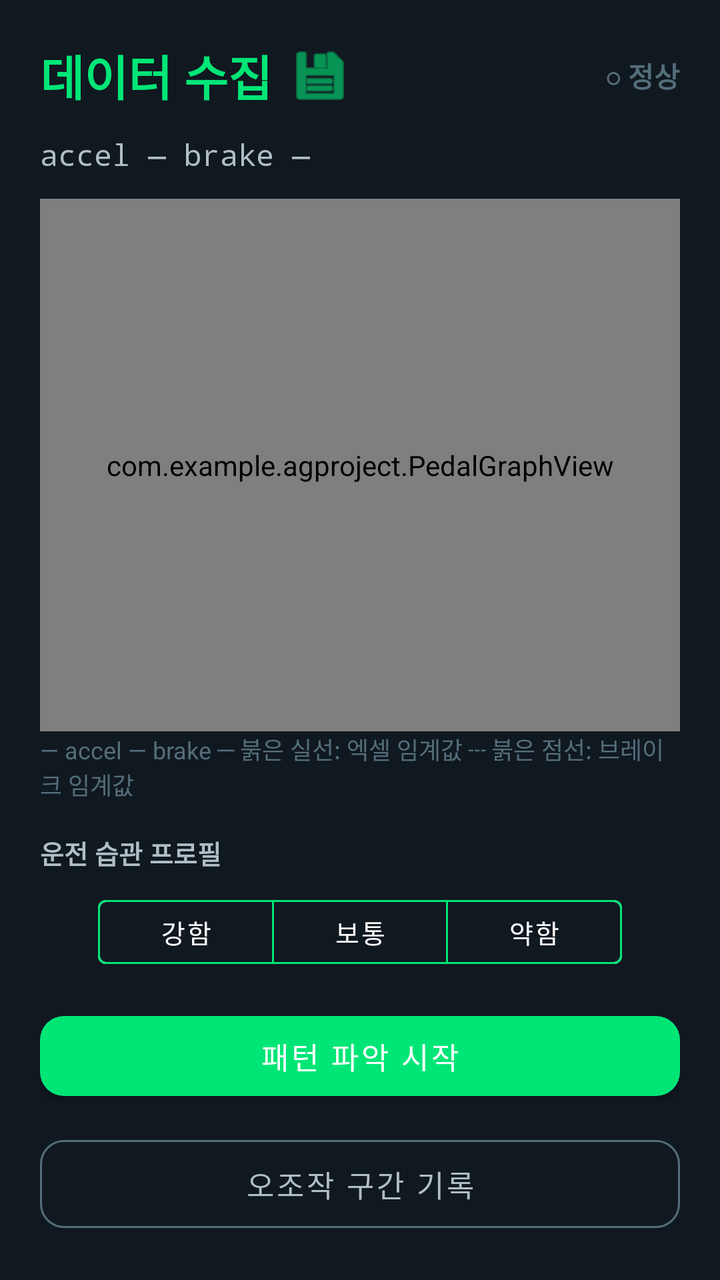
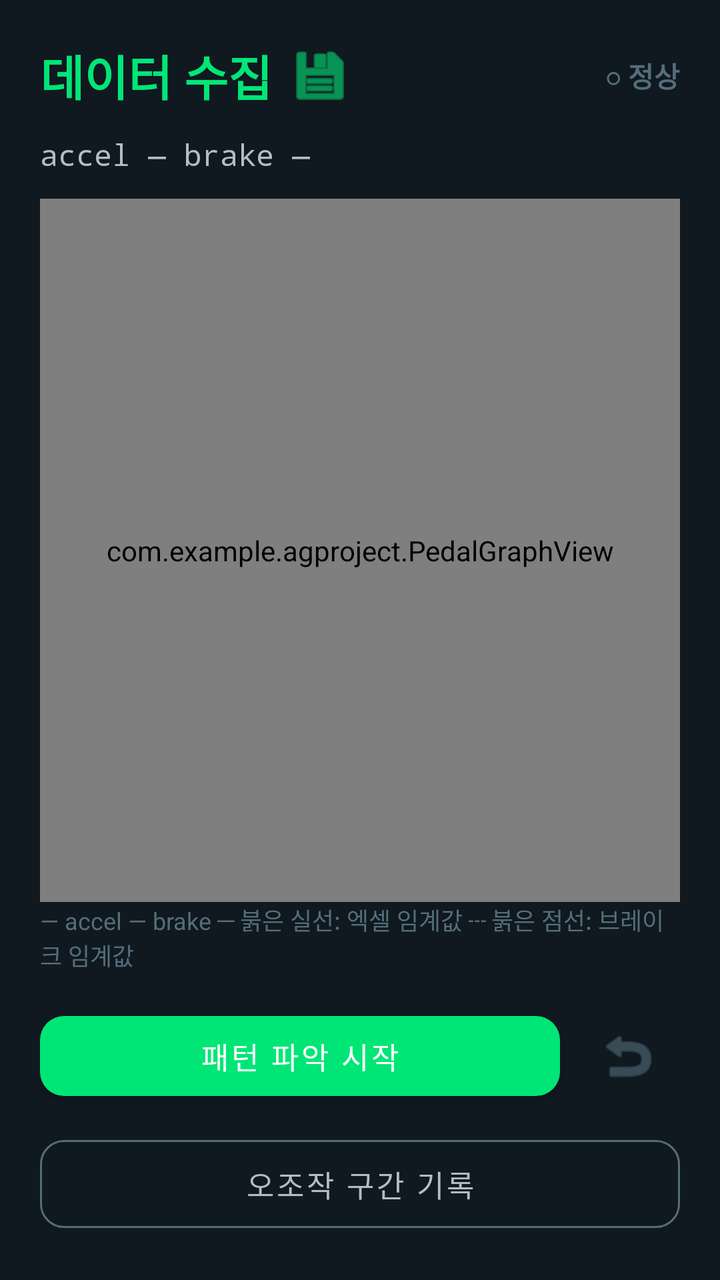

The first picture is an Android layout as it rendered before a commit; the second is the same layout after the commit. The layout source and the unified diff follow.
<!-- AndroidManifest.xml: application theme Theme.AGproject -->
<!-- res/layout/activity_data_collect.xml -->
<?xml version="1.0" encoding="utf-8"?>
<androidx.constraintlayout.widget.ConstraintLayout
    xmlns:android="http://schemas.android.com/apk/res/android"
    xmlns:app="http://schemas.android.com/apk/res-auto"
    android:layout_width="match_parent"
    android:layout_height="match_parent"
    android:background="@color/bg_dark"
    android:padding="20dp">

    <TextView
        android:id="@+id/tvCollectTitle"
        android:layout_width="wrap_content"
        android:layout_height="wrap_content"
        android:text="@string/title_data_collect"
        android:textColor="@color/accent_blue"
        android:textSize="24sp"
        android:textStyle="bold"
        app:layout_constraintTop_toTopOf="parent"
        app:layout_constraintStart_toStartOf="parent" />

    
    <ImageButton
        android:id="@+id/btnExportCsv"
        android:layout_width="32dp"
        android:layout_height="32dp"
        android:layout_marginStart="8dp"
        android:background="?attr/selectableItemBackgroundBorderless"
        android:src="@android:drawable/ic_menu_save"
        app:tint="@color/accent_blue"
        android:contentDescription="@string/desc_export_csv"
        app:layout_constraintStart_toEndOf="@id/tvCollectTitle"
        app:layout_constraintTop_toTopOf="@id/tvCollectTitle"
        app:layout_constraintBottom_toBottomOf="@id/tvCollectTitle" />

    
    <TextView
        android:id="@+id/tvLabelIndicator"
        android:layout_width="wrap_content"
        android:layout_height="wrap_content"
        android:text="@string/label_indicator_off"
        android:textColor="@color/text_hint"
        android:textSize="14sp"
        android:textStyle="bold"
        app:layout_constraintTop_toTopOf="@id/tvCollectTitle"
        app:layout_constraintBottom_toBottomOf="@id/tvCollectTitle"
        app:layout_constraintEnd_toEndOf="parent" />

    
    <TextView
        android:id="@+id/tvLiveValues"
        android:layout_width="match_parent"
        android:layout_height="wrap_content"
        android:layout_marginTop="12dp"
        android:text="@string/live_values_idle"
        android:textColor="@color/text_gray"
        android:textSize="15sp"
        android:fontFamily="monospace"
        app:layout_constraintTop_toBottomOf="@id/tvCollectTitle"
        app:layout_constraintStart_toStartOf="parent" />

    
    <com.example.agproject.PedalGraphView
        android:id="@+id/graphPedal"
        android:layout_width="match_parent"
        android:layout_height="0dp"
        android:layout_marginTop="12dp"
        android:background="@color/bg_card"
        app:layout_constraintTop_toBottomOf="@id/tvLiveValues"
        app:layout_constraintBottom_toTopOf="@id/tvLegend" />

    <TextView
        android:id="@+id/tvLegend"
        android:layout_width="match_parent"
        android:layout_height="wrap_content"
        android:layout_marginBottom="16dp"
        android:text="@string/graph_legend"
        android:textColor="@color/text_hint"
        android:textSize="12sp"
        app:layout_constraintBottom_toTopOf="@id/tvProfileLabel" />

    <TextView
        android:id="@+id/tvProfileLabel"
        android:layout_width="wrap_content"
        android:layout_height="wrap_content"
        android:layout_marginBottom="8dp"
        android:text="@string/label_profile"
        android:textColor="@color/text_gray"
        android:textSize="13sp"
        android:textStyle="bold"
        app:layout_constraintBottom_toTopOf="@id/toggleProfile"
        app:layout_constraintStart_toStartOf="parent" />

    <com.google.android.material.button.MaterialButtonToggleGroup
        android:id="@+id/toggleProfile"
        android:layout_width="wrap_content"
        android:layout_height="wrap_content"
        android:layout_marginBottom="14dp"
        app:singleSelection="true"
        app:selectionRequired="true"
        app:layout_constraintBottom_toTopOf="@id/btnCalibrate"
        app:layout_constraintStart_toStartOf="parent"
        app:layout_constraintEnd_toEndOf="parent">

        <com.google.android.material.button.MaterialButton
            android:id="@+id/btnProfileStrong"
            style="@style/Widget.MaterialComponents.Button.OutlinedButton"
            android:layout_width="wrap_content"
            android:layout_height="44dp"
            android:text="@string/profile_strong"
            android:textColor="@color/text_white"
            android:textSize="13sp"
            app:strokeColor="@color/accent_blue" />

        <com.google.android.material.button.MaterialButton
            android:id="@+id/btnProfileNormal"
            style="@style/Widget.MaterialComponents.Button.OutlinedButton"
            android:layout_width="wrap_content"
            android:layout_height="44dp"
            android:text="@string/profile_normal"
            android:textColor="@color/text_white"
            android:textSize="13sp"
            app:strokeColor="@color/accent_blue" />

        <com.google.android.material.button.MaterialButton
            android:id="@+id/btnProfileWeak"
            style="@style/Widget.MaterialComponents.Button.OutlinedButton"
            android:layout_width="wrap_content"
            android:layout_height="44dp"
            android:text="@string/profile_weak"
            android:textColor="@color/text_white"
            android:textSize="13sp"
            app:strokeColor="@color/accent_blue" />

    </com.google.android.material.button.MaterialButtonToggleGroup>

    
    <com.google.android.material.button.MaterialButton
        android:id="@+id/btnCalibrate"
        style="@style/Widget.MaterialComponents.Button"
        android:layout_width="match_parent"
        android:layout_height="52dp"
        android:layout_marginBottom="10dp"
        android:text="@string/btn_calibrate"
        android:textColor="@color/text_white"
        android:textSize="15sp"
        app:backgroundTint="@color/accent_blue"
        app:cornerRadius="12dp"
        app:layout_constraintBottom_toTopOf="@id/btnLabelMisop"
        app:layout_constraintStart_toStartOf="parent"
        app:layout_constraintEnd_toEndOf="parent" />

    <com.google.android.material.button.MaterialButton
        android:id="@+id/btnLabelMisop"
        style="@style/Widget.MaterialComponents.Button.OutlinedButton"
        android:layout_width="match_parent"
        android:layout_height="56dp"
        android:text="@string/btn_label_misop"
        android:textColor="@color/text_gray"
        android:textSize="15sp"
        app:strokeColor="@color/text_hint"
        app:cornerRadius="12dp"
        app:layout_constraintBottom_toBottomOf="parent"
        app:layout_constraintStart_toStartOf="parent"
        app:layout_constraintEnd_toEndOf="parent" />

</androidx.constraintlayout.widget.ConstraintLayout>
<!-- resources referenced by this layout -->
<resources>
  <color name="accent_blue">#00E676</color>
  <color name="bg_card">#1F2933</color>
  <color name="bg_dark">#101820</color>
  <color name="text_gray">#B0BEC5</color>
  <color name="text_hint">#546E7A</color>
  <color name="text_white">#FFFFFF</color>
  <string name="btn_calibrate">패턴 파악 시작 </string>
  <string name="btn_label_misop">오조작 구간 기록</string>
  <string name="desc_export_csv">CSV 로그 내보내기</string>
  <string name="graph_legend">— accel   — brake   ─ 붉은 실선: 엑셀 임계값   ┄ 붉은 점선: 브레이크 임계값</string>
  <string name="label_indicator_off">○ 정상</string>
  <string name="label_profile">운전 습관 프로필</string>
  <string name="live_values_idle">accel  —      brake  —</string>
  <string name="profile_normal">보통</string>
  <string name="profile_strong">강함</string>
  <string name="profile_weak">약함</string>
  <string name="title_data_collect">데이터 수집</string>
  <style name="Theme.AGproject" parent="Base.Theme.AGproject" />
  <style name="Base.Theme.AGproject" parent="Theme.Material3.DayNight.NoActionBar">
          
          
      </style>
</resources>

<!-- the commit's change to res/layout/activity_data_collect.xml (unified diff, before → after) -->
@@ -76,68 +76,13 @@
         android:text="@string/graph_legend"
         android:textColor="@color/text_hint"
         android:textSize="12sp"
-        app:layout_constraintBottom_toTopOf="@id/tvProfileLabel" />
-
-    <TextView
-        android:id="@+id/tvProfileLabel"
-        android:layout_width="wrap_content"
-        android:layout_height="wrap_content"
-        android:layout_marginBottom="8dp"
-        android:text="@string/label_profile"
-        android:textColor="@color/text_gray"
-        android:textSize="13sp"
-        android:textStyle="bold"
-        app:layout_constraintBottom_toTopOf="@id/toggleProfile"
-        app:layout_constraintStart_toStartOf="parent" />
-
-    <com.google.android.material.button.MaterialButtonToggleGroup
-        android:id="@+id/toggleProfile"
-        android:layout_width="wrap_content"
-        android:layout_height="wrap_content"
-        android:layout_marginBottom="14dp"
-        app:singleSelection="true"
-        app:selectionRequired="true"
-        app:layout_constraintBottom_toTopOf="@id/btnCalibrate"
-        app:layout_constraintStart_toStartOf="parent"
-        app:layout_constraintEnd_toEndOf="parent">
-
-        <com.google.android.material.button.MaterialButton
-            android:id="@+id/btnProfileStrong"
-            style="@style/Widget.MaterialComponents.Button.OutlinedButton"
-            android:layout_width="wrap_content"
-            android:layout_height="44dp"
-            android:text="@string/profile_strong"
-            android:textColor="@color/text_white"
-            android:textSize="13sp"
-            app:strokeColor="@color/accent_blue" />
-
-        <com.google.android.material.button.MaterialButton
-            android:id="@+id/btnProfileNormal"
-            style="@style/Widget.MaterialComponents.Button.OutlinedButton"
-            android:layout_width="wrap_content"
-            android:layout_height="44dp"
-            android:text="@string/profile_normal"
-            android:textColor="@color/text_white"
-            android:textSize="13sp"
-            app:strokeColor="@color/accent_blue" />
-
-        <com.google.android.material.button.MaterialButton
-            android:id="@+id/btnProfileWeak"
-            style="@style/Widget.MaterialComponents.Button.OutlinedButton"
-            android:layout_width="wrap_content"
-            android:layout_height="44dp"
-            android:text="@string/profile_weak"
-            android:textColor="@color/text_white"
-            android:textSize="13sp"
-            app:strokeColor="@color/accent_blue" />
-
-    </com.google.android.material.button.MaterialButtonToggleGroup>
+        app:layout_constraintBottom_toTopOf="@id/btnCalibrate" />
 
     
     <com.google.android.material.button.MaterialButton
         android:id="@+id/btnCalibrate"
         style="@style/Widget.MaterialComponents.Button"
-        android:layout_width="match_parent"
+        android:layout_width="0dp"
         android:layout_height="52dp"
         android:layout_marginBottom="10dp"
         android:text="@string/btn_calibrate"
@@ -147,6 +92,22 @@
         app:cornerRadius="12dp"
         app:layout_constraintBottom_toTopOf="@id/btnLabelMisop"
         app:layout_constraintStart_toStartOf="parent"
+        app:layout_constraintEnd_toStartOf="@id/btnResetCalibration"
+        app:layout_constraintHorizontal_chainStyle="packed" />
+
+    
+    <ImageButton
+        android:id="@+id/btnResetCalibration"
+        android:layout_width="52dp"
+        android:layout_height="52dp"
+        android:layout_marginStart="8dp"
+        android:background="?attr/selectableItemBackgroundBorderless"
+        android:src="@android:drawable/ic_menu_revert"
+        app:tint="@color/text_hint"
+        android:contentDescription="@string/desc_reset_calibration"
+        app:layout_constraintBottom_toBottomOf="@id/btnCalibrate"
+        app:layout_constraintTop_toTopOf="@id/btnCalibrate"
+        app:layout_constraintStart_toEndOf="@id/btnCalibrate"
         app:layout_constraintEnd_toEndOf="parent" />
 
     <com.google.android.material.button.MaterialButton
<!-- resource entries referenced after the edit -->
@@ -9,13 +9,10 @@
   <string name="btn_calibrate">패턴 파악 시작 </string>
   <string name="btn_label_misop">오조작 구간 기록</string>
   <string name="desc_export_csv">CSV 로그 내보내기</string>
+  <string name="desc_reset_calibration">캘리브레이션 초기화</string>
   <string name="graph_legend">— accel   — brake   ─ 붉은 실선: 엑셀 임계값   ┄ 붉은 점선: 브레이크 임계값</string>
   <string name="label_indicator_off">○ 정상</string>
-  <string name="label_profile">운전 습관 프로필</string>
   <string name="live_values_idle">accel  —      brake  —</string>
-  <string name="profile_normal">보통</string>
-  <string name="profile_strong">강함</string>
-  <string name="profile_weak">약함</string>
   <string name="title_data_collect">데이터 수집</string>
   <style name="Theme.AGproject" parent="Base.Theme.AGproject" />
   <style name="Base.Theme.AGproject" parent="Theme.Material3.DayNight.NoActionBar">
